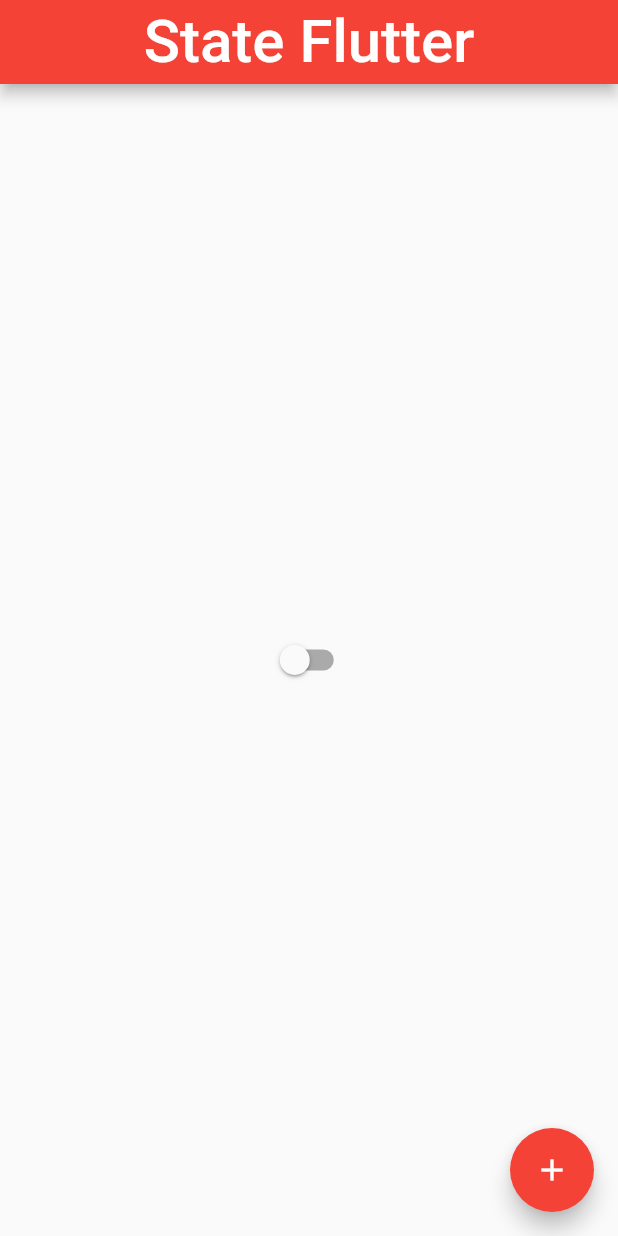
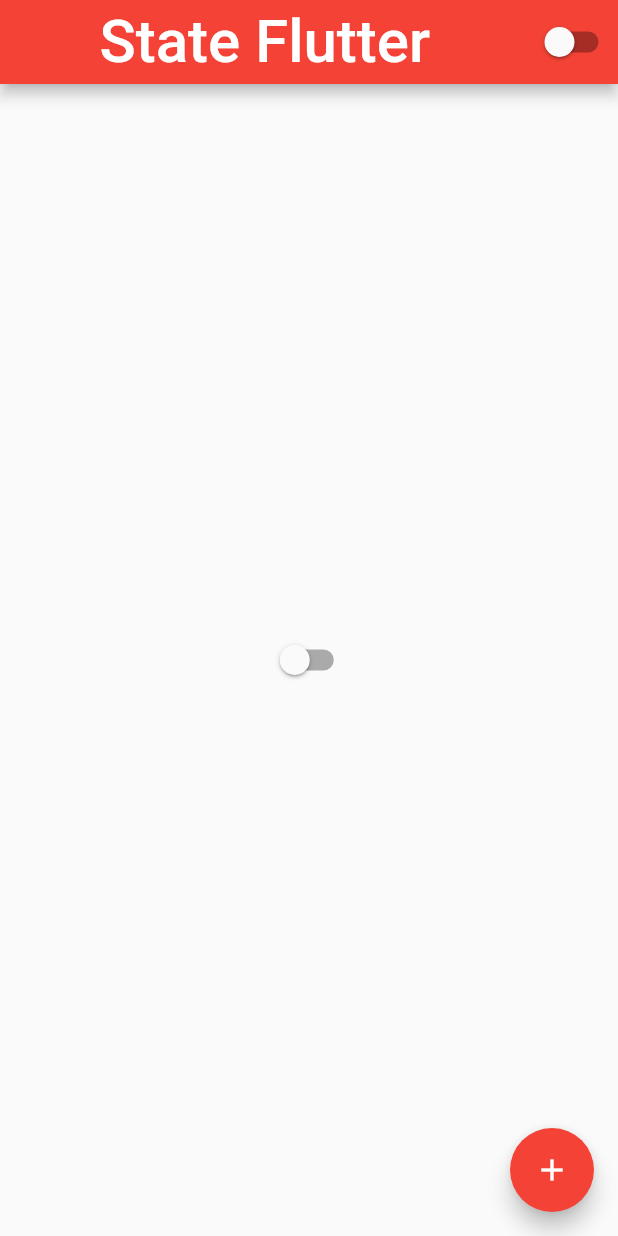
Before and after one commit to fabiano-teichmann/flutter, a Flutter app: the screen it shows after launch, on a phone screen of 412 x 824 dp. Run offline on Flutter 3.47's test engine with Material 2 defaults, Android fonts, the phone set to English and light mode, and no system bars.

```diff
--- a/lib/state/home_page.dart
+++ b/lib/state/home_page.dart
@@ -15,20 +15,14 @@ class HomePageState extends State<HomePage> {
     return MaterialApp(
       home: Scaffold(
         appBar: AppBar(
-            title: Center(
-                child: Text(
-          'State Flutter',
-          style: TextStyle(fontSize: 40.0),
-        ))),
-        body: Center(
-          child: Switch(
-            value: AppController.instance.isDartTheme,
-            onChanged: (value) {
-              AppController.instance.changeTheme();
-            },
-          ),
+          title: Center(
+              child: Text(
+            'State Flutter',
+            style: TextStyle(fontSize: 40.0),
+          )),
+          actions: [CustomSwith()],
         ),
-
+        body: Center(child: CustomSwith()),
         floatingActionButton: FloatingActionButton(
           onPressed: () {
             setState(() {
@@ -48,3 +42,15 @@ class HomePageState extends State<HomePage> {
     );
   }
 }
+
+class CustomSwith extends StatelessWidget {
+  @override
+  Widget build(BuildContext context) {
+    return Switch(
+      value: AppController.instance.isDartTheme,
+      onChanged: (value) {
+        AppController.instance.changeTheme();
+      },
+    );
+  }
+}
```
